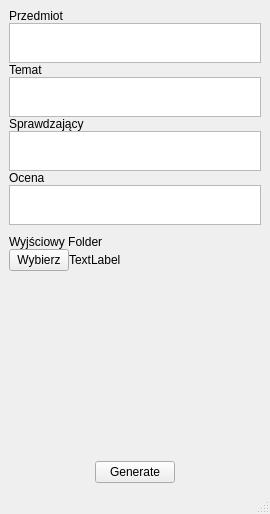
This is Zwrotomat/generatorwindow.ui in ErySzmyt/Zwrotomat as Qt 5 draws it before an edit. The edited form follows.
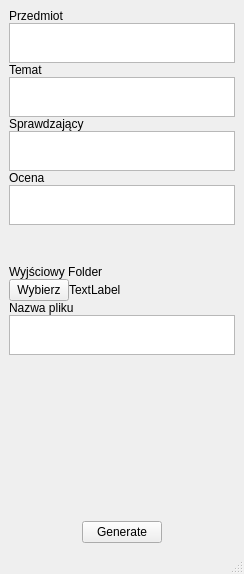
This is the edited form.

Commit message: Zapis do podawanego pliku

Patch:
```diff
--- a/Zwrotomat/generatorwindow.ui
+++ b/Zwrotomat/generatorwindow.ui
@@ -6,8 +6,8 @@
    <rect>
     <x>0</x>
     <y>0</y>
-    <width>270</width>
-    <height>514</height>
+    <width>244</width>
+    <height>574</height>
    </rect>
   </property>
   <property name="windowTitle">
@@ -119,11 +119,18 @@
           <property name="sizeHint" stdset="0">
            <size>
             <width>20</width>
-            <height>10</height>
+            <height>40</height>
            </size>
           </property>
          </spacer>
         </item>
+        <item row="7" column="1">
+         <widget class="QLabel" name="label_6">
+          <property name="text">
+           <string>Wyjściowy Folder</string>
+          </property>
+         </widget>
+        </item>
         <item row="8" column="1">
          <layout class="QHBoxLayout" name="horizontalLayout">
           <item>
@@ -148,10 +155,20 @@
           </item>
          </layout>
         </item>
-        <item row="7" column="1">
-         <widget class="QLabel" name="label_6">
+        <item row="9" column="1">
+         <widget class="QLabel" name="label_5">
           <property name="text">
-           <string>Wyjściowy Folder</string>
+           <string>Nazwa pliku</string>
+          </property>
+         </widget>
+        </item>
+        <item row="10" column="1">
+         <widget class="QPlainTextEdit" name="fileNameTextEdit">
+          <property name="maximumSize">
+           <size>
+            <width>16777215</width>
+            <height>40</height>
+           </size>
           </property>
          </widget>
         </item>
@@ -186,7 +203,7 @@
     <rect>
      <x>0</x>
      <y>0</y>
-     <width>270</width>
+     <width>244</width>
      <height>21</height>
     </rect>
    </property>
```
The commit also changes 8 other files.
